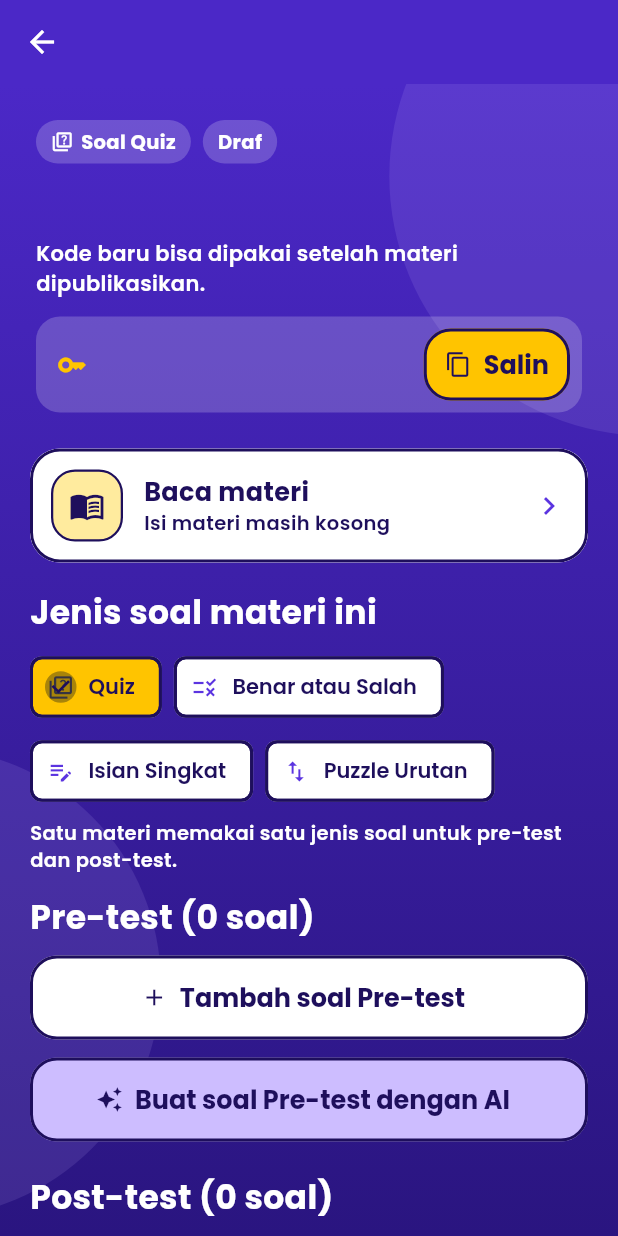
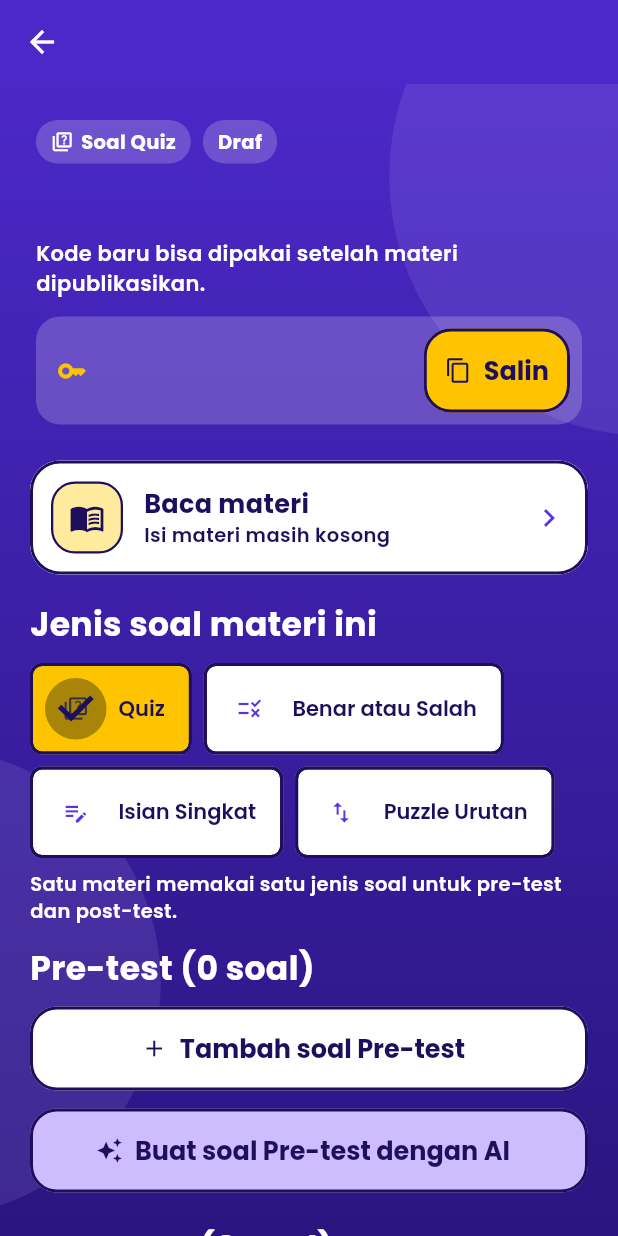
Before and after one commit to haswium/Proyek-Telematika-APREVO, a Flutter app: the MaterialEditorScreen screen opened directly with empty values, on a phone screen of 412 x 824 dp. Run offline on Flutter 3.47's test engine with Material 3 defaults, Android fonts, the phone set to English and light mode, and no system bars; our stand-ins replace flutter_tts, supabase_flutter; accounts and stored records are empty.

Commit message:
Perbaiki aksesibilitas TalkBack dan tambah panduan uji
- Area sentuh minimal 56: TextButton dan IconButton lewat tema, tombol
  Salin, dan AppChoiceChip pengganti ChoiceChip (bawaan hanya 48).
- liveRegion: pesan error tidak lagi diumumkan dua kali. Speech.feedback
  membacakan dengan TTS hanya kalau TalkBack mati. Kartu error punya
  node dan label sendiri, dan key baru tiap muncul supaya pesan yang
  sama tetap dibacakan.
- Urutan fokus layar soal: tiap bagian ber-OrdinalSortKey jadi node
  sendiri.
- Label: bahasa Indonesia untuk teks bawaan (tombol "Kembali"), pilihan
  peran "Daftar sebagai ...", kode akses dieja, "Kelola materi [judul]",
  "Salin kode akses", angka "Siswa: 2", judul kecil dan isinya digabung,
  Odi di layar hasil jadi hiasan, isi materi kosong diberi kalimat.
- Tes aksesibilitas di test/accessibility_test.dart dan panduan uji di
  HP di docs/uji-talkback.md.

Co-Authored-By: Claude Opus 5.5 <noreply@anthropic.com>

```diff
--- a/lib/main.dart
+++ b/lib/main.dart
@@ -1,4 +1,5 @@
 import 'package:flutter/material.dart';
+import 'package:flutter_localizations/flutter_localizations.dart';
 import 'package:supabase_flutter/supabase_flutter.dart';
 
 import 'config/supabase_config.dart';
@@ -27,6 +28,11 @@ class AprevoApp extends StatelessWidget {
       title: 'APREVO',
       debugShowCheckedModeBanner: false,
       theme: buildAprevoTheme(),
+      // Bahasa Indonesia untuk teks bawaan Flutter yang dibaca TalkBack,
+      // misalnya tombol kembali ("Kembali", bukan "Back").
+      locale: const Locale('id', 'ID'),
+      supportedLocales: const [Locale('id', 'ID')],
+      localizationsDelegates: GlobalMaterialLocalizations.delegates,
       home: const SplashScreen(),
     );
   }
--- a/lib/screens/student/result_screen.dart
+++ b/lib/screens/student/result_screen.dart
@@ -113,7 +113,9 @@ class _ResultScreenState extends State<ResultScreen> {
         child: ListView(
           padding: const EdgeInsets.all(20),
           children: [
-            Center(child: Mascot(size: 150, mood: _mood)),
+            // Hiasan: hasilnya ada di ringkasan di bawah, jadi fokus pertama
+            // TalkBack tidak berhenti di deskripsi Odi yang panjang.
+            Center(child: Mascot(size: 150, mood: _mood, decorative: true)),
             const SizedBox(height: 8),
             // Seluruh hasil dibaca TalkBack sebagai satu pesan utuh.
             Semantics(
--- a/lib/screens/teacher/material_editor_screen.dart
+++ b/lib/screens/teacher/material_editor_screen.dart
@@ -173,9 +173,9 @@ class _MaterialEditorScreenState extends State<MaterialEditorScreen> {
               runSpacing: 8,
               children: [
                 for (final t in GameType.values)
-                  ChoiceChip(
-                    avatar: Icon(gameIcon(t), size: 18),
-                    label: Text(t.label),
+                  AppChoiceChip(
+                    icon: gameIcon(t),
+                    label: t.label,
                     selected: _m.questionType == t,
                     onSelected: locked
                         ? null
@@ -264,13 +264,19 @@ class _MaterialEditorScreenState extends State<MaterialEditorScreen> {
               minHeight: kTouchTarget,
             ),
             icon: const Icon(Icons.delete_outline),
-            onPressed: () => _changed(() => list.removeAt(i)),
+            onPressed: () {
+              _changed(() => list.removeAt(i));
+              // Tombol yang difokus TalkBack ikut hilang, jadi beri tahu.
+              Speech.announce('${kind.label} soal ${i + 1} dihapus.');
+            },
           ),
         ),
       if (_generating == kind)
         Semantics(
+          container: true,
           liveRegion: true,
-          label: 'AI sedang membuat soal',
+          label: 'AI sedang membuat soal ${kind.label}. Tunggu sebentar.',
+          excludeSemantics: true,
           child: const Padding(
             padding: EdgeInsets.all(20),
             child: Center(child: CircularProgressIndicator()),
--- a/lib/theme/app_theme.dart
+++ b/lib/theme/app_theme.dart
@@ -212,9 +212,15 @@ ThemeData _buildTheme() {
     ),
     textButtonTheme: TextButtonThemeData(
       style: TextButton.styleFrom(
+        minimumSize: const Size(kTouchTarget, kTouchTarget),
         textStyle: AppType.poppins(
           const TextStyle(fontSize: 15, fontWeight: AppType.semiBold),
         ),
+      ),
+    ),
+    iconButtonTheme: IconButtonThemeData(
+      style: IconButton.styleFrom(
+        minimumSize: const Size(kTouchTarget, kTouchTarget),
       ),
     ),
     // Tombol ungu muda: terbaca di latar ungu maupun di kartu putih.
@@ -273,7 +279,7 @@ final ThemeData aprevoOnPurpleTheme = _theme.copyWith(
   textButtonTheme: TextButtonThemeData(
     style: TextButton.styleFrom(
       foregroundColor: AppColors.white,
-      minimumSize: const Size(0, 48),
+      minimumSize: const Size(kTouchTarget, kTouchTarget),
       textStyle: AppType.poppins(
         const TextStyle(fontSize: 15, fontWeight: AppType.semiBold),
       ),
--- a/lib/widgets/common.dart
+++ b/lib/widgets/common.dart
@@ -2,7 +2,6 @@ import 'package:flutter/material.dart';
 import 'package:flutter/services.dart';
 
 import '../models/models.dart';
-import '../services/speech.dart';
 import '../theme/app_theme.dart';
 import 'playful.dart';
 
@@ -39,6 +38,11 @@ IconData gameIcon(GameType type) {
       return Icons.swap_vert;
   }
 }
+
+/// Kode akses dieja per karakter untuk TalkBack, supaya "APV-7K29" tidak
+/// dibaca sebagai satu kata: "A P V 7 K 2 9".
+String spellCode(String code) =>
+    code.replaceAll('-', '').split('').join(' ');
 
 InputDecoration fieldDecoration(String label, {String? hint}) {
   const radius = BorderRadius.all(Radius.circular(16));
@@ -253,6 +257,34 @@ class ListRow extends StatelessWidget {
   }
 }
 
+/// ChoiceChip setinggi [kTouchTarget]. Chip bawaan hanya 48; yang
+/// menambah tingginya adalah `labelPadding` vertikal (sudah diukur di tes).
+class AppChoiceChip extends StatelessWidget {
+  const AppChoiceChip({
+    super.key,
+    required this.label,
+    required this.selected,
+    required this.onSelected,
+    this.icon,
+  });
+
+  final String label;
+  final bool selected;
+  final ValueChanged<bool>? onSelected;
+  final IconData? icon;
+
+  @override
+  Widget build(BuildContext context) {
+    return ChoiceChip(
+      labelPadding: const EdgeInsets.symmetric(horizontal: 8, vertical: 10),
+      avatar: icon == null ? null : Icon(icon, size: 18),
+      label: Text(label),
+      selected: selected,
+      onSelected: onSelected,
+    );
+  }
+}
+
 class EmptyState extends StatelessWidget {
   const EmptyState({super.key, required this.message});
 
@@ -355,7 +387,8 @@ class Pill extends StatelessWidget {
   }
 }
 
-/// Kotak angka ringkas, misalnya "32 Siswa". Dibaca sebagai satu frasa.
+/// Kotak angka ringkas, misalnya "32 Siswa". Dibaca sebagai satu frasa
+/// dengan nama di depan: "Siswa: 32", "Nilai pre-test: Belum ada".
 class StatTile extends StatelessWidget {
   const StatTile({super.key, required this.value, required this.label});
 
@@ -365,7 +398,7 @@ class StatTile extends StatelessWidget {
   @override
   Widget build(BuildContext context) {
     return Semantics(
-      label: '$value $label',
+      label: '$label: $value',
       excludeSemantics: true,
       child: Container(
         padding: const EdgeInsets.symmetric(vertical: 12, horizontal: 6),
@@ -411,7 +444,6 @@ class CodeBox extends StatelessWidget {
     ScaffoldMessenger.of(context)
       ..hideCurrentSnackBar()
       ..showSnackBar(const SnackBar(content: Text('Kode akses disalin.')));
-    Speech.announce('Kode akses disalin.');
   }
 
   @override
@@ -434,7 +466,7 @@ class CodeBox extends StatelessWidget {
           const SizedBox(width: 8),
           Expanded(
             child: Semantics(
-              label: 'Kode akses: ${code.split('').join(' ')}',
+              label: 'Kode akses: ${spellCode(code)}',
               excludeSemantics: true,
               child: Text(
                 code,
@@ -447,17 +479,23 @@ class CodeBox extends StatelessWidget {
               ),
             ),
           ),
-          FilledButton.icon(
+          Semantics(
+            label: 'Salin kode akses',
+            button: true,
+            onTap: () => _copy(context),
+            excludeSemantics: true,
+            child: FilledButton.icon(
               style: FilledButton.styleFrom(
                 backgroundColor: AppColors.accent,
                 foregroundColor: AppColors.ink,
-              minimumSize: const Size(0, 48),
+                minimumSize: const Size(0, kTouchTarget),
                 padding: const EdgeInsets.symmetric(horizontal: 14),
               ),
               icon: const Icon(Icons.copy, size: 18),
               label: const Text('Salin'),
               onPressed: () => _copy(context),
             ),
+          ),
         ],
       ),
     );
--- a/pubspec.yaml
+++ b/pubspec.yaml
@@ -36,6 +36,8 @@ dependencies:
   cupertino_icons: ^1.0.8
   flutter_tts: ^4.2.5
   supabase_flutter: ^2.18.0
+  flutter_localizations:
+    sdk: flutter
 
 dev_dependencies:
   flutter_test:
```
Also changed, not shown: lib/screens/auth_flow.dart (+10 -0 lines), lib/screens/login_screen.dart (+8 -4 lines), lib/screens/profile_tab.dart (+15 -0 lines), lib/screens/register_screen.dart (+13 -5 lines), lib/screens/student/join_screen.dart (+12 -3 lines), lib/screens/student/play_game_screen.dart (+7 -1 lines), lib/screens/student/student_space_screen.dart (+25 -7 lines), lib/screens/teacher/question_form_screen.dart (+6 -6 lines), lib/screens/teacher/teacher_home_screen.dart (+12 -4 lines), lib/services/speech.dart (+9 -0 lines), pubspec.lock, 2 other files. Lines whose indentation alone changed are shown as unchanged.
